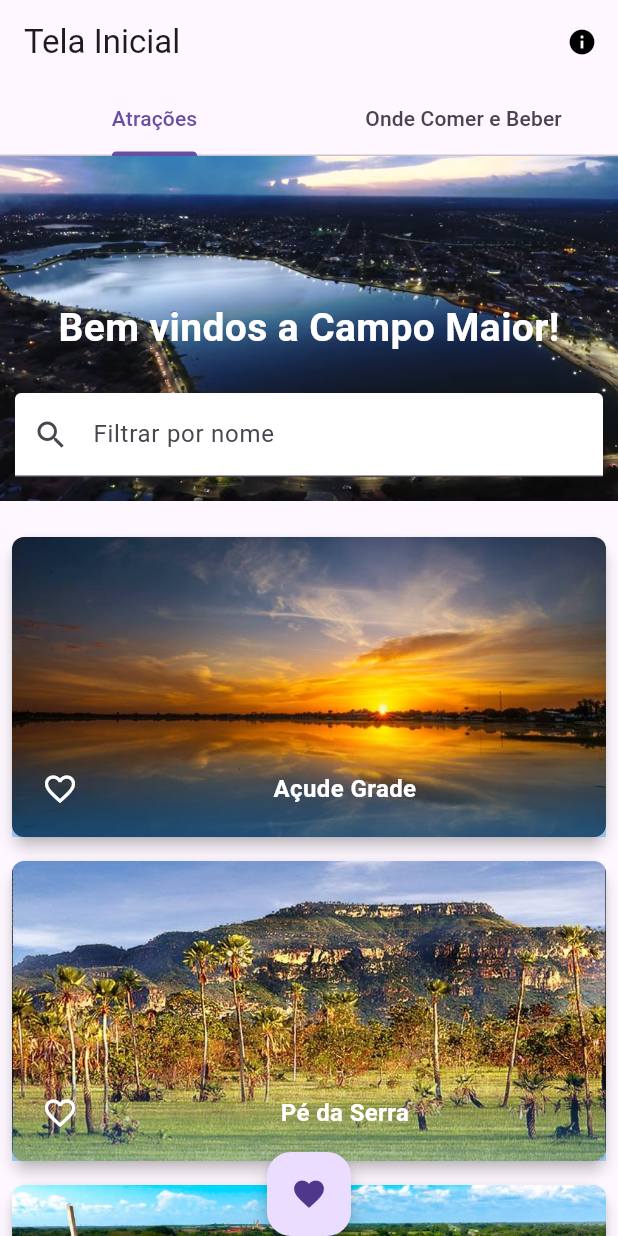
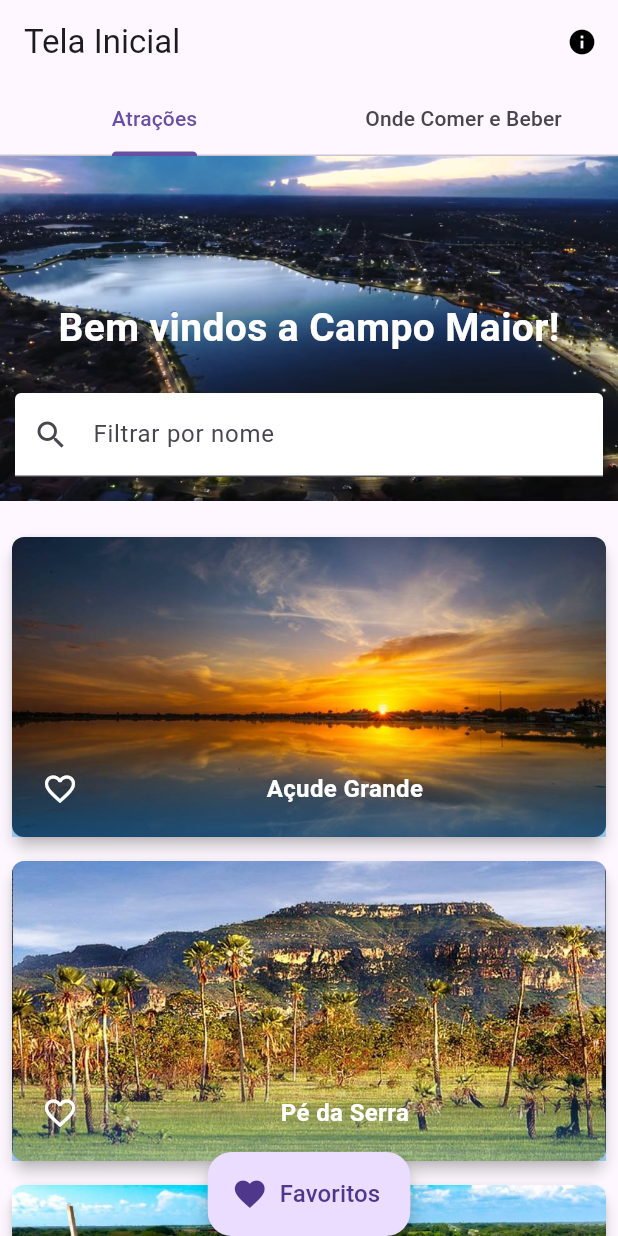
Before and after one commit to rammyres/visitecm, a Flutter app: the screen it shows after launch, on a phone screen of 412 x 824 dp. Run offline on Flutter 3.47's test engine with Material 3 defaults, Android fonts, the phone set to English and light mode, and no system bars; our stand-ins replace carousel_slider, connectivity, google_maps_flutter, shared_preferences.

Commit message:
Alteração na tela tela_inicial: - Alteração do formado do botão de favoritos - Correção de erros ortográficos

```diff
--- a/lib/dados/atracoes.dart
+++ b/lib/dados/atracoes.dart
@@ -3,7 +3,7 @@ import 'package:visite_cm/modelos/atracao.dart';
 final atracoes = [
   Atracao(
     id: "tur1",
-    nome: "Açude Grade",
+    nome: "Açude Grande",
     fotos: [
       "assets/imagens/tur1_1.png",
       "assets/imagens/tur1_2.png",
--- a/lib/dados/ondecebs.dart
+++ b/lib/dados/ondecebs.dart
@@ -78,7 +78,7 @@ final ondecebs = [
       "assets/imagens/ceb6_3.png",
     ],
     descricao: [
-      "O Bar é um dos poucos remanscentes do completo de restaurantes e bares da Barragem Corredores.",
+      "O Bar é um dos poucos remanscentes do complexo de restaurantes e bares da Barragem Corredores.",
       "Funciona exclusivamente nos fins de semana e feriados",
     ],
     localizacao:
--- a/lib/telas/tela_inicial.dart
+++ b/lib/telas/tela_inicial.dart
@@ -51,7 +51,11 @@ class _TelaInicialState extends State<TelaInicial> {
   // Caso a conexão esteja inativa no momento da construção o botão será
   // um refresh, se não estiver o botão será o de favoritos
   Widget _construirBotaoFlutuante() {
-    return FloatingActionButton(
+    return FloatingActionButton.extended(
+      label: const Text(
+        "Favoritos",
+        style: TextStyle(fontSize: 16),
+      ),
       onPressed: () {
         if (_connectivityResult != ConnectivityResult.none) {
           _mostrarFavoritos();
@@ -59,7 +63,7 @@ class _TelaInicialState extends State<TelaInicial> {
           _refresh();
         }
       },
-      child: Icon(
+      icon: Icon(
         _connectivityResult != ConnectivityResult.none
             ? Icons.favorite
             : Icons.refresh,
@@ -201,6 +205,9 @@ class _TelaInicialState extends State<TelaInicial> {
                       ))
                   .toList(),
             ),
+            const SizedBox(
+              height: 50,
+            ),
           ],
         ),
       );
@@ -299,6 +306,9 @@ class _TelaInicialState extends State<TelaInicial> {
                       ))
                   .toList(),
             ),
+            const SizedBox(
+              height: 50,
+            ),
           ],
         ),
       );
--- a/pubspec.yaml
+++ b/pubspec.yaml
@@ -16,7 +16,7 @@ publish_to: none   # Remove this line if you wish to publish to pub.dev
 # https://developer.apple.com/library/archive/documentation/General/Reference/InfoPlistKeyReference/Articles/CoreFoundationKeys.html
 # In Windows, build-name is used as the major, minor, and patch parts
 # of the product and file versions while build-number is used as the build suffix.
-version: 0.7.1
+version: 0.7.2
 
 environment:
   sdk: '>=3.0.5 <4.0.0'
```
